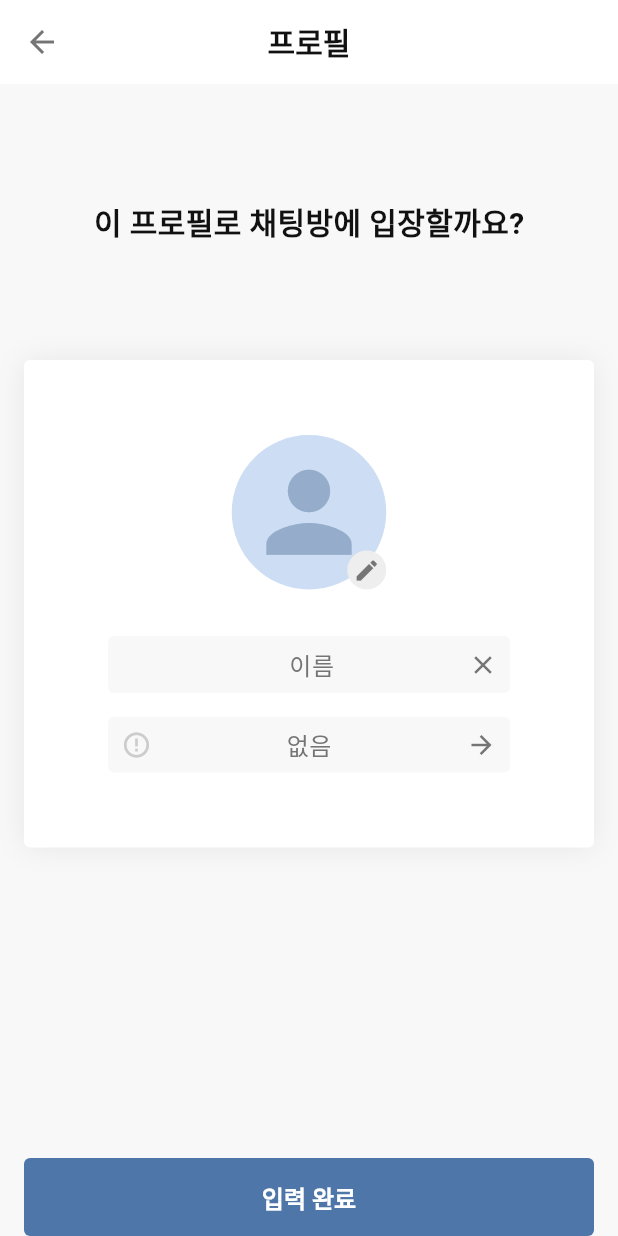
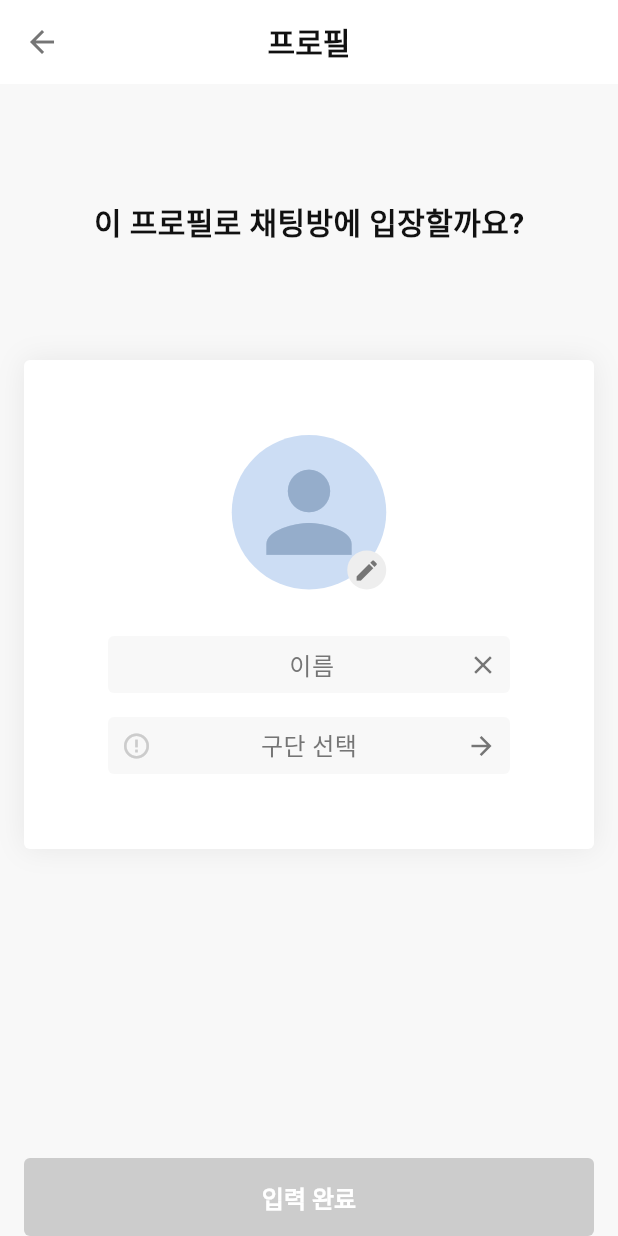
Before and after one commit to kimhyunseo/inning, a Flutter app: the WelcomePage screen opened directly, after a tap on the "person" icon, on a phone screen of 412 x 824 dp. Run offline on Flutter 3.47's test engine with Material 3 defaults, Android fonts, the phone set to English and light mode, and no system bars; our stand-ins replace chat_bubbles, cloud_firestore, dio, firebase_core, firebase_storage, flutter_riverpod and 3 more; accounts and stored records are empty; Roboto replaces fonts that are missing (Pretendard).

Commit message:
WIP: 이미지 이름 구단선택 오류 고치는중

```diff
--- a/lib/page/welcome/welcome_page.dart
+++ b/lib/page/welcome/welcome_page.dart
@@ -18,6 +18,12 @@ class WelcomePageState extends ConsumerState<WelcomePage> {
 
   @override
   Widget build(BuildContext context) {
+    final user = ref.watch(welcomeProvider);
+    // 유효성검사
+    final isFormValid =
+        (user.nickname != null && user.nickname!.trim().isNotEmpty) &&
+        (user.favoriteTeam != null);
+
     return GestureDetector(
       // behavior: HitTestBehavior.opaque,
       onTap: () {
@@ -37,7 +43,8 @@ class WelcomePageState extends ConsumerState<WelcomePage> {
               width: double.infinity,
               height: 52,
               child: ElevatedButton(
-                onPressed: () {
+                onPressed: isFormValid
+                    ? () {
                         final stadiumState = ref.read(stadiumViewModelProvider);
                         final currentStadium = stadiumState.currentStadium;
 
@@ -56,7 +63,8 @@ class WelcomePageState extends ConsumerState<WelcomePage> {
                             },
                           ),
                         );
-                },
+                      }
+                    : null,
                 child: const Text("입력 완료"),
               ),
             ),
--- a/lib/page/welcome/welcome_view_model.dart
+++ b/lib/page/welcome/welcome_view_model.dart
@@ -31,6 +31,7 @@ class WelcomeViewModel extends Notifier<User> {
       id: state.id,
       nickname: nickname,
       favoriteTeam: state.favoriteTeam,
+      profileImage: state.profileImage,
     );
   }
 
@@ -40,6 +41,7 @@ class WelcomeViewModel extends Notifier<User> {
       id: state.id,
       nickname: state.nickname,
       favoriteTeam: favoriteTeam,
+      profileImage: state.profileImage,
     );
   }
 
--- a/lib/page/welcome/widgets/profile_image_picker.dart
+++ b/lib/page/welcome/widgets/profile_image_picker.dart
@@ -17,6 +17,9 @@ class ProfileImagePicker extends ConsumerWidget {
         // 이미지피커 객체의 픽이미지라는 메서드 호츌
         XFile? xFile = await imagePicker.pickImage(source: ImageSource.gallery);
         print('경로: ${xFile?.path}');
+        if (xFile != null) {
+          await ref.read(welcomeProvider.notifier).uploadImage(xFile);
+        }
       },
       child: Stack(
         children: [
@@ -28,7 +31,11 @@ class ProfileImagePicker extends ConsumerWidget {
               color: AppColors.brandPopUp,
               shape: BoxShape.circle,
             ),
-            child: Icon(Icons.person, size: 85, color: AppColors.brandHintText),
+            child: profileImageUrl != null && profileImageUrl.isNotEmpty
+                ? ClipOval(
+                    child: Image.network(profileImageUrl, fit: BoxFit.cover),
+                  )
+                : Icon(Icons.person, size: 85, color: AppColors.brandHintText),
           ),
           // 연필 아이콘
           Positioned(
--- a/lib/page/welcome/widgets/profile_name_field.dart
+++ b/lib/page/welcome/widgets/profile_name_field.dart
@@ -15,7 +15,7 @@ class ProfileNameField extends ConsumerWidget {
   @override
   Widget build(BuildContext context, WidgetRef ref) {
     print('빌드');
-    // final currentNickname = ref.watch(welcomeProvider).nickname ?? '';
+    final currentNickname = ref.watch(welcomeProvider).nickname;
     // ?
     // if (controller.text != currentNickname) {
     //   print('컨트롤러');
@@ -35,6 +35,7 @@ class ProfileNameField extends ConsumerWidget {
           Expanded(
             child: TextFormField(
               // controller: controller,
+              initialValue: currentNickname, // 마이페이지 이름필드 수정
               textAlign: TextAlign.center, // 입력하려는 글자 가로/가운데
               textAlignVertical: TextAlignVertical.center, // 입력되는 글자 세로/가운데
               decoration: InputDecoration(
@@ -77,7 +78,7 @@ class ProfileNameField extends ConsumerWidget {
             child: GestureDetector(
               onTap: () {
                 // controller.clear();
-                ref.read(welcomeProvider.notifier).updateNickname('');
+                // ref.read(welcomeProvider.notifier).updateNickname('');
               },
               child: Icon(Icons.close, size: 20, color: AppColors.grey1),
             ),
--- a/lib/page/welcome/widgets/profile_team_select_field.dart
+++ b/lib/page/welcome/widgets/profile_team_select_field.dart
@@ -36,7 +36,7 @@ class ProfileTeamSelectField extends ConsumerWidget {
                   : Icon(Icons.error_outline, size: 20, color: AppColors.grey2),
             ),
             Text(
-              selectedTeam?.name ?? '없음',
+              selectedTeam?.name ?? '구단 선택',
               style: AppTextStyles.bodyPrimary16w500.copyWith(
                 color: selectedTeam != null ? AppColors.black : AppColors.grey1,
               ),
```
Lines whose indentation alone changed are shown as unchanged.
